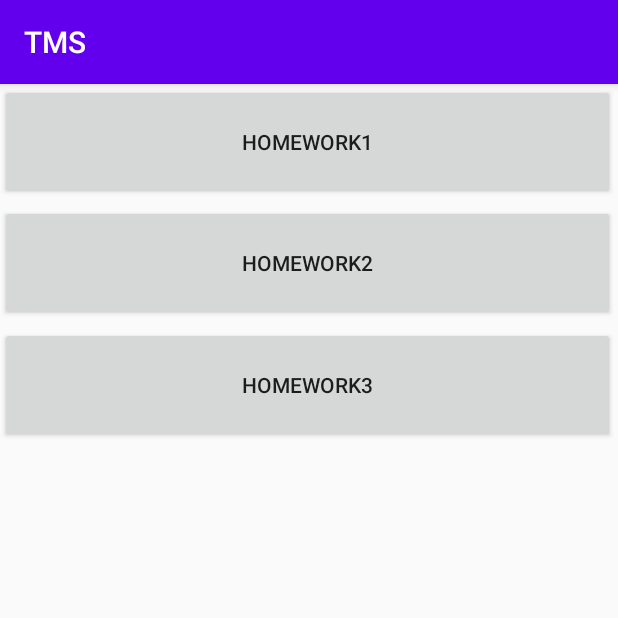
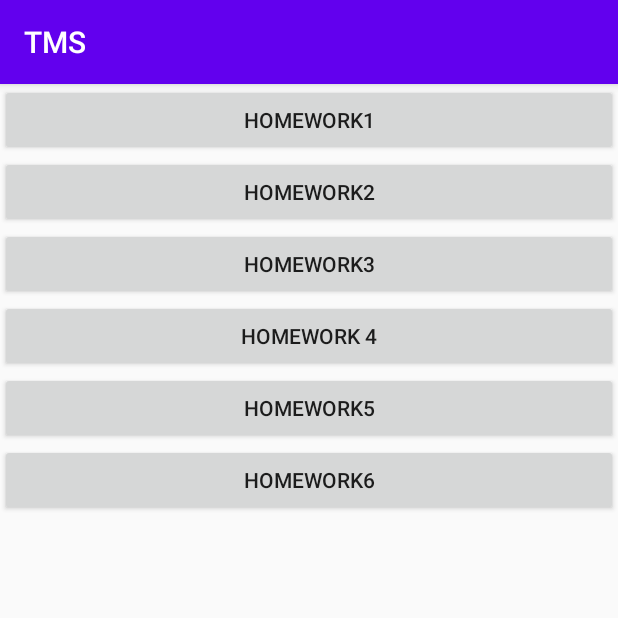
Before and after one commit to stasenkots/TMS, an Android app: the screen it shows after launch (MainActivity), on a phone screen of 412 x 824 dp, the top half of it. Run offline under Robolectric (Android 15) with nearby library versions, the phone set to English and light mode, and no system bars.

Commit message:
create hw4

```diff
--- a/app/src/main/AndroidManifest.xml
+++ b/app/src/main/AndroidManifest.xml
@@ -9,7 +9,8 @@
         android:roundIcon="@mipmap/ic_launcher_round"
         android:supportsRtl="true"
         android:theme="@style/AppTheme">
-        <activity android:name=".Animation"></activity>
+        <activity android:name=".FourActivity"></activity>
+        <activity android:name=".Animation" />
         <activity android:name=".FlagsActivity" />
         <activity android:name=".ThirdActivity" />
         <activity android:name=".SecondActivity" />
--- a/app/src/main/java/com/example/tms/MainActivity.kt
+++ b/app/src/main/java/com/example/tms/MainActivity.kt
@@ -21,6 +21,10 @@ class MainActivity : AppCompatActivity() {
             val intent= Intent(this,ThirdActivity::class.java)
             startActivity(intent)
         }
+        button4.setOnClickListener {
+            val intent= Intent(this,FourActivity::class.java)
+            startActivity(intent)
+        }
 
     }
 }
--- a/app/src/main/res/layout/activity_main.xml
+++ b/app/src/main/res/layout/activity_main.xml
@@ -8,38 +8,42 @@
 
     <Button
         android:id="@+id/button1"
-        android:layout_width="410dp"
-        android:layout_height="77dp"
+        android:layout_width="match_parent"
+        android:layout_height="wrap_content"
         android:text="@string/homework1"
-        app:layout_constraintBottom_toBottomOf="parent"
-        app:layout_constraintEnd_toEndOf="parent"
-        app:layout_constraintHorizontal_bias="0.0"
-        app:layout_constraintStart_toStartOf="parent"
-        app:layout_constraintTop_toTopOf="parent"
-        app:layout_constraintVertical_bias="0.0" />
+        app:layout_constraintTop_toTopOf="parent" />
 
     <Button
         android:id="@+id/button2"
-        android:layout_width="410dp"
-        android:layout_height="77dp"
+        android:layout_width="match_parent"
+        android:layout_height="wrap_content"
         android:text="@string/homework2"
-        app:layout_constraintBottom_toBottomOf="parent"
-        app:layout_constraintEnd_toEndOf="parent"
-        app:layout_constraintHorizontal_bias="0.0"
-        app:layout_constraintStart_toStartOf="parent"
-        app:layout_constraintTop_toTopOf="parent"
-        app:layout_constraintVertical_bias="0.117" />
+        app:layout_constraintTop_toBottomOf="@id/button1" />
 
     <Button
         android:id="@+id/button3"
-        android:layout_width="410dp"
-        android:layout_height="77dp"
+        android:layout_width="match_parent"
+        android:layout_height="wrap_content"
         android:text="@string/homework3"
-        app:layout_constraintBottom_toBottomOf="parent"
-        app:layout_constraintEnd_toEndOf="parent"
-        app:layout_constraintHorizontal_bias="0.0"
-        app:layout_constraintStart_toStartOf="parent"
-        app:layout_constraintTop_toTopOf="parent"
-        app:layout_constraintVertical_bias="0.235" />
+        app:layout_constraintTop_toBottomOf="@id/button2" />
+    <Button
+        android:id="@+id/button4"
+        android:layout_width="match_parent"
+        android:layout_height="wrap_content"
+        app:layout_constraintTop_toBottomOf="@id/button3"
+        android:text="@string/homework_4" />
+    <Button
+        android:id="@+id/button5"
+        android:layout_width="match_parent"
+        android:layout_height="wrap_content"
+        app:layout_constraintTop_toBottomOf="@id/button4"
+        android:text="@string/homework5" />
+    <Button
+        android:id="@+id/button6"
+        android:layout_width="match_parent"
+        android:layout_height="wrap_content"
+        app:layout_constraintTop_toBottomOf="@id/button5"
+        android:text="@string/homework6" />
+
 
 </androidx.constraintlayout.widget.ConstraintLayout>
--- a/app/src/main/res/values/strings.xml
+++ b/app/src/main/res/values/strings.xml
@@ -10,4 +10,14 @@
     <string name="stop">stop</string>
     <string name="flags">flags</string>
     <string name="animation">animation</string>
+    <string name="minskcountry">MinskCountry</string>
+    <string name="potato_0">potato - 0</string>
+    <string name="cabbage_0">cabbage - 0</string>
+    <string name="beet_0">beet - 0</string>
+    <string name="brestcountry">BrestCountry</string>
+    <string name="grodnocountry">GrodnoCountry</string>
+    <string name="gomelcountry">GomelCountry</string>
+    <string name="homework_4">homework 4</string>
+    <string name="homework5">homework5</string>
+    <string name="homework6">homework6</string>
 </resources>
```
Also changed, not shown: app/build.gradle (+14 -0 lines), app/src/main/java/com/example/tms/FourActivity.kt (added, +51 -0 lines), app/src/main/java/com/example/tms/countries/BrestCountry.kt (added, +14 -0 lines), app/src/main/java/com/example/tms/countries/Country.kt (added, +29 -0 lines), app/src/main/java/com/example/tms/countries/GomelCountry.kt (added, +10 -0 lines), app/src/main/java/com/example/tms/countries/GrodnoCounty.kt (added, +10 -0 lines), app/src/main/java/com/example/tms/countries/MinskCountry.kt (added, +13 -0 lines), app/src/main/java/com/example/tms/countries/MyViewModel.kt (added, +26 -0 lines), app/src/main/res/layout/activity_four.xml (added, +181 -0 lines).
